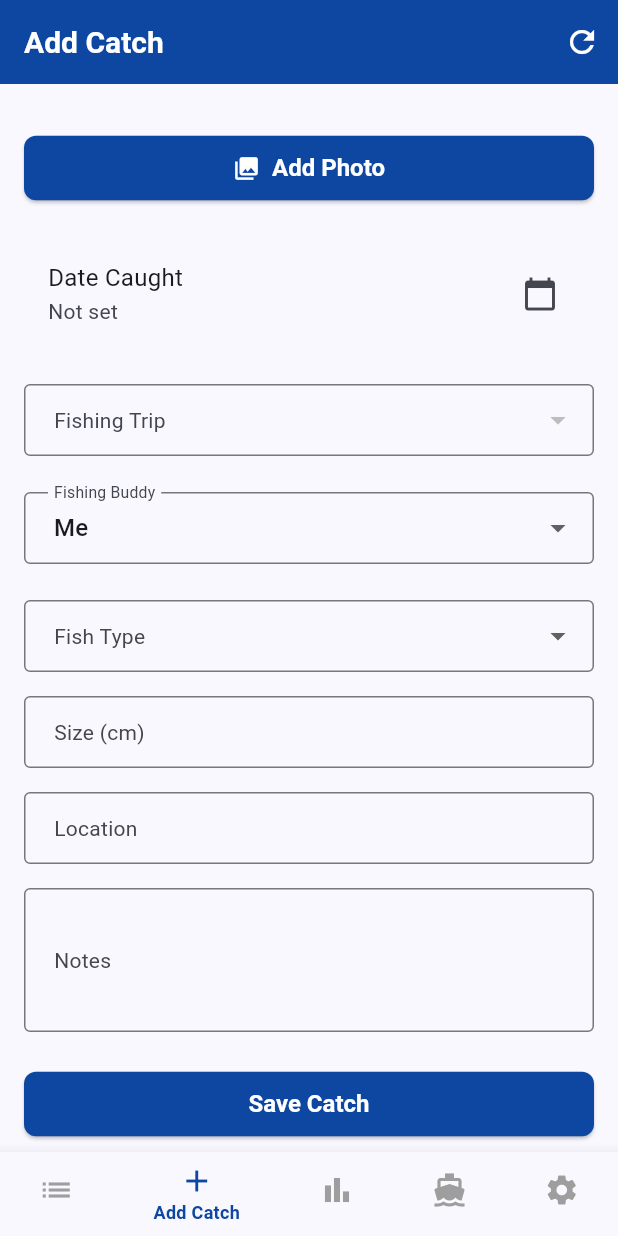
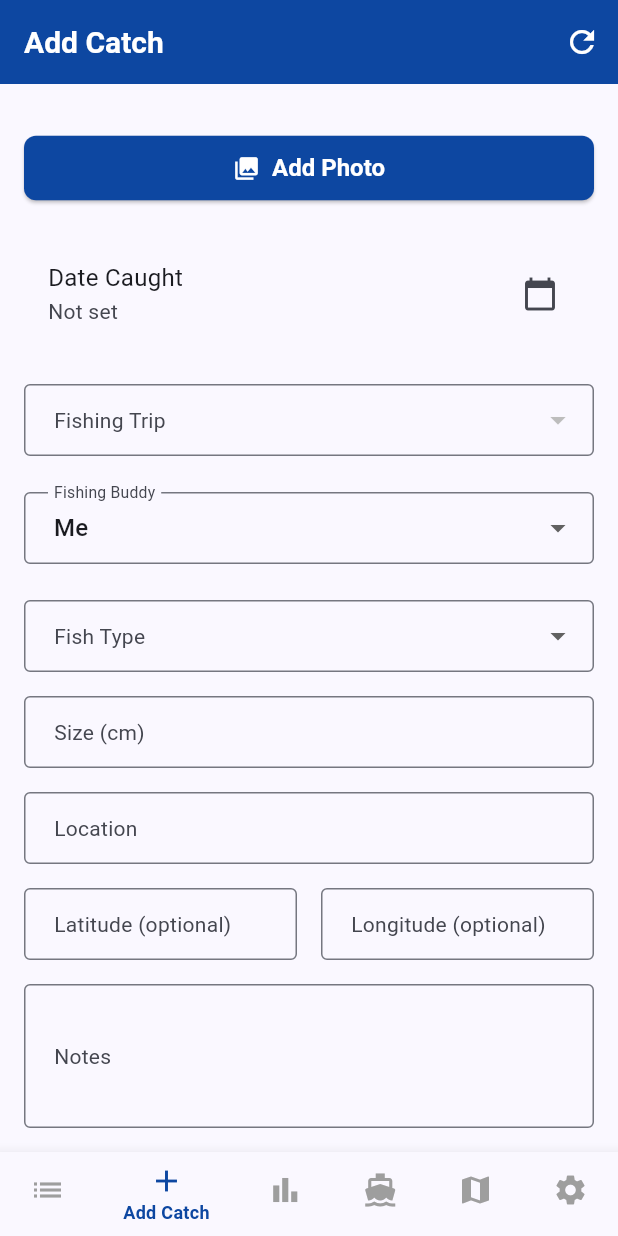
Before and after one commit to BruceDarwin/bragmat, a Flutter app: the screen it shows after launch, item 2 of the bottom bar chosen, on a phone screen of 412 x 824 dp. Run offline on Flutter 3.47's test engine with Material 3 defaults, Android fonts, the phone set to English and light mode, and no system bars; our stand-ins replace flutter_map, image_picker, latlong2, share_plus, shared_preferences, sqflite; missing offline and left inert: exif; accounts and stored records are empty.

Commit message:
Added basic catch map function

```diff
--- a/lib/main.dart
+++ b/lib/main.dart
@@ -4,6 +4,7 @@ import 'screens/add_catch_screen.dart';
 import 'screens/settings_screen.dart';
 import 'screens/statistics_screen.dart';
 import 'screens/fishing_trips_screen.dart';
+import 'screens/catch_map_screen.dart';
 import 'theme.dart';
 
 void main() {
@@ -56,6 +57,8 @@ class MainScreenState extends State<MainScreen> {
       case 3:
         return const FishingTripsScreen();
       case 4:
+        return const CatchMapScreen();
+      case 5:
         return const SettingsScreen();
       default:
         return const CatchListScreen();
@@ -87,6 +90,10 @@ class MainScreenState extends State<MainScreen> {
             label: 'Trips',
           ),
           BottomNavigationBarItem(
+            icon: Icon(Icons.map),
+            label: 'Map',
+          ),
+          BottomNavigationBarItem(
             icon: Icon(Icons.settings),
             label: 'Settings',
           ),
--- a/lib/screens/add_catch_screen.dart
+++ b/lib/screens/add_catch_screen.dart
@@ -23,6 +23,8 @@ class _AddCatchScreenState extends State<AddCatchScreen> {
   final _lengthController = TextEditingController();
   final _notesController = TextEditingController();
   final _locationController = TextEditingController();
+  final _latitudeController = TextEditingController();
+  final _longitudeController = TextEditingController();
   DateTime? _dateCaught;
   List<CatchMedia> _mediaItems = [];
   String? _selectedFishType;
@@ -46,6 +48,8 @@ class _AddCatchScreenState extends State<AddCatchScreen> {
       _locationController.text = widget.catchToEdit!.location ?? '';
       _dateCaught = widget.catchToEdit!.dateCaught;
       _selectedTripId = widget.catchToEdit!.tripId;
+      _latitudeController.text = widget.catchToEdit!.latitude?.toString() ?? '';
+      _longitudeController.text = widget.catchToEdit!.longitude?.toString() ?? '';
     } else {
       // For new catches, pre-select the current trip if set
       _loadCurrentTrip();
@@ -263,6 +267,8 @@ class _AddCatchScreenState extends State<AddCatchScreen> {
     final length = int.tryParse(_lengthController.text) ?? 0;
     final notes = _notesController.text;
     final location = _locationController.text.trim();
+    final latitude = double.tryParse(_latitudeController.text);
+    final longitude = double.tryParse(_longitudeController.text);
 
     if (fishType.isEmpty) {
       return;
@@ -281,6 +287,8 @@ class _AddCatchScreenState extends State<AddCatchScreen> {
         location: location.isEmpty ? null : location,
         fishingBuddyId: _selectedFishingBuddyId,
         tripId: _selectedTripId,
+        latitude: latitude,
+        longitude: longitude,
       );
       await DatabaseHelper.instance.updateCatch(updatedCatch);
       savedCatch = updatedCatch;
@@ -302,6 +310,8 @@ class _AddCatchScreenState extends State<AddCatchScreen> {
         location: location.isEmpty ? null : location,
         fishingBuddyId: _selectedFishingBuddyId,
         tripId: _selectedTripId,
+        latitude: latitude,
+        longitude: longitude,
       );
       final catchId = await DatabaseHelper.instance.insertCatch(newCatch);
       savedCatch = newCatch.copyWith(id: catchId);
@@ -511,6 +521,32 @@ class _AddCatchScreenState extends State<AddCatchScreen> {
               decoration: const InputDecoration(labelText: 'Location'),
             ),
             const SizedBox(height: 16),
+            Row(
+              children: [
+                Expanded(
+                  child: TextField(
+                    controller: _latitudeController,
+                    decoration: const InputDecoration(
+                      labelText: 'Latitude (optional)',
+                      hintText: 'e.g., -33.8688',
+                    ),
+                    keyboardType: const TextInputType.numberWithOptions(signed: true, decimal: true),
+                  ),
+                ),
+                const SizedBox(width: 16),
+                Expanded(
+                  child: TextField(
+                    controller: _longitudeController,
+                    decoration: const InputDecoration(
+                      labelText: 'Longitude (optional)',
+                      hintText: 'e.g., 151.2093',
+                    ),
+                    keyboardType: const TextInputType.numberWithOptions(signed: true, decimal: true),
+                  ),
+                ),
+              ],
+            ),
+            const SizedBox(height: 16),
             TextField(
               controller: _notesController,
               decoration: const InputDecoration(labelText: 'Notes'),
--- a/pubspec.yaml
+++ b/pubspec.yaml
@@ -38,6 +38,8 @@ dependencies:
   path_provider: ^2.1.4
   share_plus: 12.0.2
   shared_preferences: ^2.2.2
+  flutter_map: ^6.1.0
+  latlong2: ^0.9.0
 
   # The following adds the Cupertino Icons font to your application.
   # Use with the CupertinoIcons class for iOS style icons.
```
Also changed, not shown: lib/screens/catch_map_screen.dart (added, +248 -0 lines), pubspec.lock.
